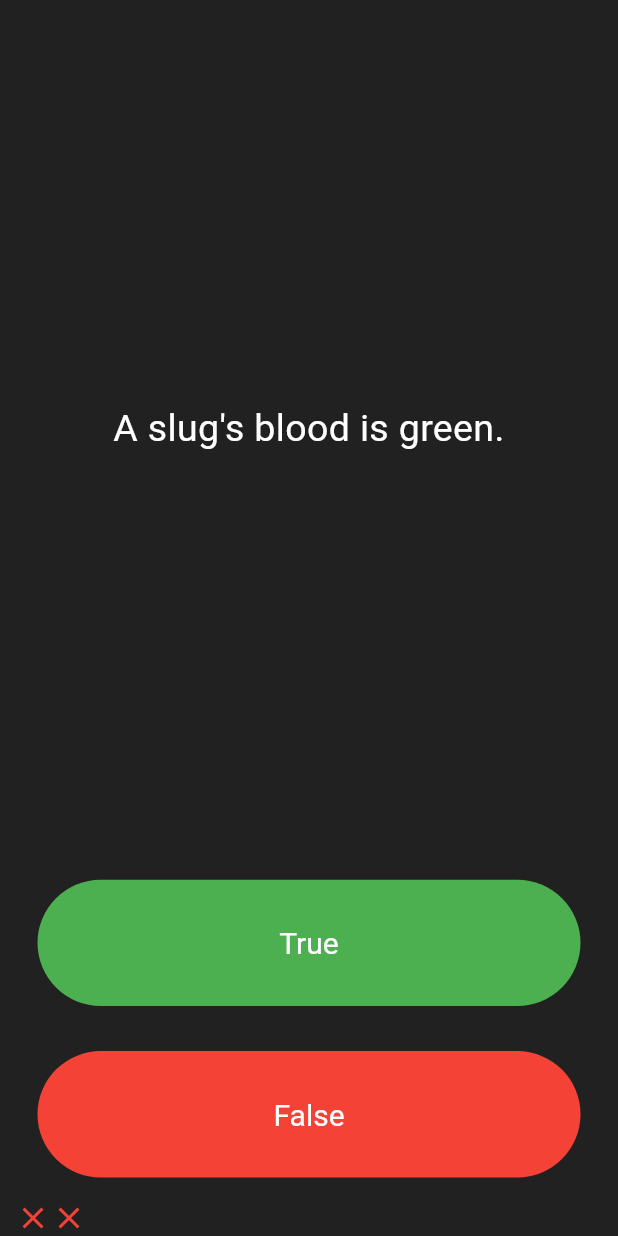
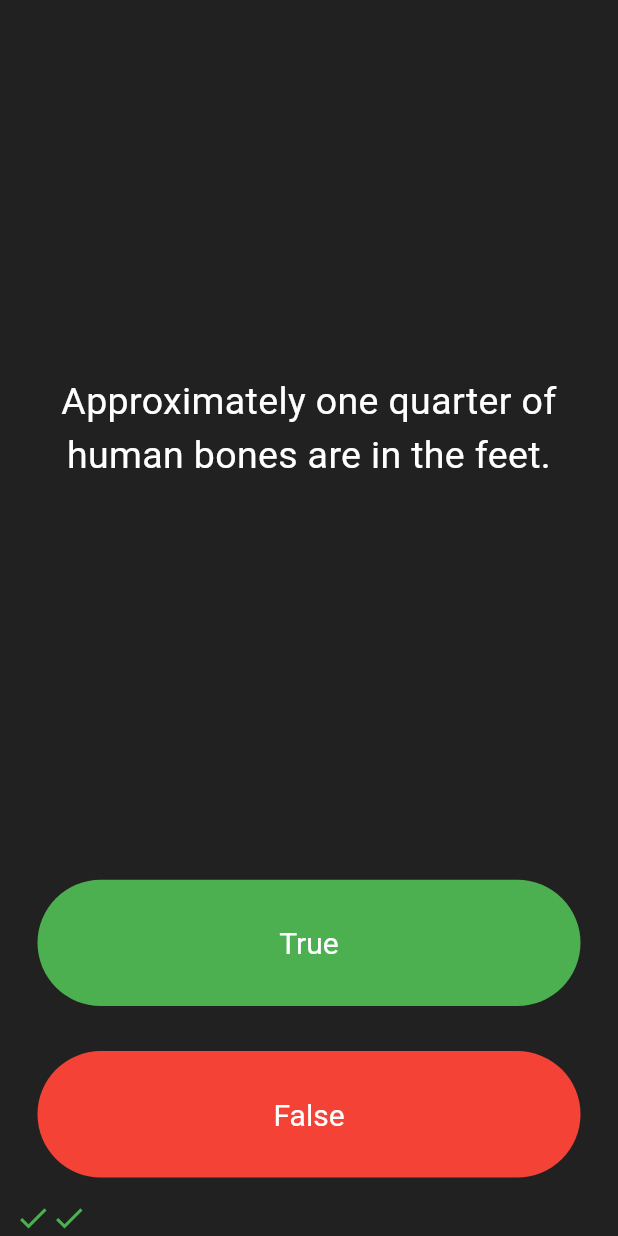
Before and after one commit to AntonioDehesa/Flutter_learning_journey, a Flutter app: the screen it shows after launch, after a tap on "True", after a tap on "False", on a phone screen of 412 x 824 dp. Run offline on Flutter 3.47's test engine with Material 3 defaults, Android fonts, the light colour scheme and no system bars; our stand-ins replace audioplayers.

Commit message:
Checking OOP in Dart/Flutter

```diff
--- a/quizzler_flutter/lib/main.dart
+++ b/quizzler_flutter/lib/main.dart
@@ -1,5 +1,7 @@
 import 'package:flutter/material.dart';
-import 'question.dart';
+import 'quiz_brain.dart';
+
+QuizBrain quizBrain = QuizBrain();
 
 void main() {
   runApp(const MyApp());
@@ -36,16 +38,6 @@ List<Widget> scoreKeeper = [];
 
 int questionNumber = 0;
 
-List<Question> questionBank = [
-  Question(
-      questionText: "You can lead a cow down stairs but not up stairs.",
-      questionAnswer: false),
-  Question(
-      questionText: "Approximately one quarter of human bones are in the feet.",
-      questionAnswer: true),
-  Question(questionText: 'A slug\'s blood is green.', questionAnswer: true)
-];
-
 class _QuizPageState extends State<QuizPage> {
   @override
   Widget build(BuildContext context) {
@@ -59,7 +51,7 @@ class _QuizPageState extends State<QuizPage> {
             padding: const EdgeInsets.all(10.0),
             child: Center(
               child: Text(
-                questionBank[questionNumber].questionText,
+                quizBrain.getQuestionText(),
                 textAlign: TextAlign.center,
                 style: const TextStyle(
                   fontSize: 25.0,
@@ -81,7 +73,7 @@ class _QuizPageState extends State<QuizPage> {
               onPressed: () {
                 // The user picked correctly
                 setState(() {
-                  if (questionBank[questionNumber++].questionAnswer == true) {
+                  if (quizBrain.getQuestionAnswer() == true) {
                     scoreKeeper.add(const Icon(
                       Icons.check,
                       color: Colors.green,
@@ -92,6 +84,7 @@ class _QuizPageState extends State<QuizPage> {
                       color: Colors.red,
                     ));
                   }
+                  quizBrain.nextQuestion();
                 });
               },
               child: const Text("True"),
@@ -109,7 +102,7 @@ class _QuizPageState extends State<QuizPage> {
               ),
               onPressed: () {
                 setState(() {
-                  if (questionBank[questionNumber++].questionAnswer == false) {
+                  if (quizBrain.getQuestionAnswer() == false) {
                     scoreKeeper.add(const Icon(
                       Icons.check,
                       color: Colors.green,
@@ -121,6 +114,7 @@ class _QuizPageState extends State<QuizPage> {
                     ));
                   }
                 });
+                quizBrain.nextQuestion();
               },
               child: const Text("False"),
             ),
--- a/quizzler_flutter/lib/question.dart
+++ b/quizzler_flutter/lib/question.dart
@@ -2,5 +2,5 @@ class Question {
   String questionText;
   bool questionAnswer;
 
-  Question({required this.questionText, required this.questionAnswer});
+  Question(this.questionText, this.questionAnswer);
 }
--- /dev/null
+++ b/quizzler_flutter/lib/quiz_brain.dart
@@ -0,0 +1,46 @@
+import 'package:quizzler_flutter/question.dart';
+
+class QuizBrain {
+  int _questionNumber = 0;
+  final List<Question> _questionBank = [
+    Question('Some cats are actually allergic to humans', true),
+    Question('You can lead a cow down stairs but not up stairs.', false),
+    Question('Approximately one quarter of human bones are in the feet.', true),
+    Question('A slug\'s blood is green.', true),
+    Question('Buzz Aldrin\'s mother\'s maiden name was \"Moon\".', true),
+    Question('It is illegal to pee in the Ocean in Portugal.', true),
+    Question(
+        'No piece of square dry paper can be folded in half more than 7 times.',
+        false),
+    Question(
+        'In London, UK, if you happen to die in the House of Parliament, you are technically entitled to a state funeral, because the building is considered too sacred a place.',
+        true),
+    Question(
+        'The loudest sound produced by any animal is 188 decibels. That animal is the African Elephant.',
+        false),
+    Question(
+        'The total surface area of two human lungs is approximately 70 square metres.',
+        true),
+    Question('Google was originally called \"Backrub\".', true),
+    Question(
+        'Chocolate affects a dog\'s heart and nervous system; a few ounces are enough to kill a small dog.',
+        true),
+    Question(
+        'In West Virginia, USA, if you accidentally hit an animal with your car, you are free to take it home to eat.',
+        true),
+  ];
+
+  void nextQuestion() {
+    if (_questionNumber < _questionBank.length - 1) {
+      _questionNumber++;
+    }
+  }
+
+  String getQuestionText() {
+    return _questionBank[_questionNumber].questionText;
+  }
+
+  bool getQuestionAnswer() {
+    return _questionBank[_questionNumber].questionAnswer;
+  }
+}
```
